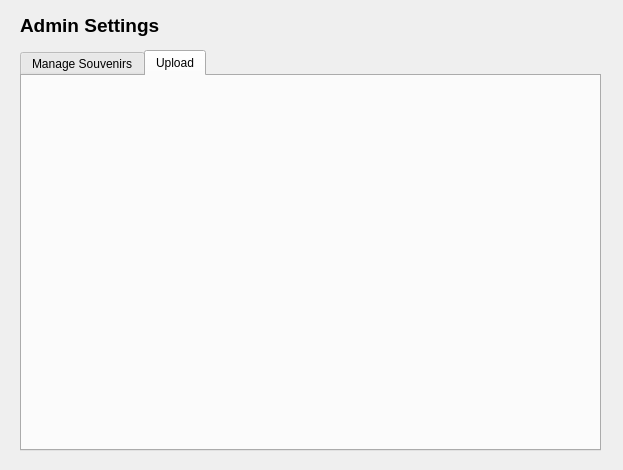
Before: the Qt Designer form CollegeTouring/admin.ui in belalzahran/CS_Project2_TheApplicants, drawn with Qt 5.
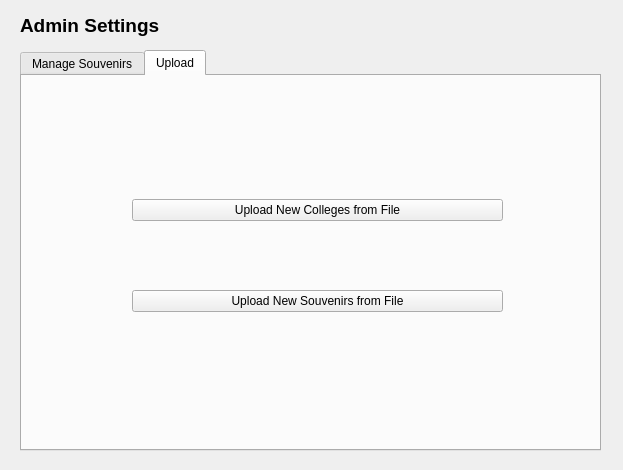
After: the same form once the commit is applied. The open tabs and pages were chosen to show the change.

Commit message: Adding new colleges and souvenirs functional

Patch:
```diff
--- a/CollegeTouring/admin.ui
+++ b/CollegeTouring/admin.ui
@@ -223,6 +223,32 @@
     <attribute name="title">
      <string>Upload</string>
     </attribute>
+    <widget class="QWidget" name="gridLayoutWidget">
+     <property name="geometry">
+      <rect>
+       <x>110</x>
+       <y>60</y>
+       <width>371</width>
+       <height>241</height>
+      </rect>
+     </property>
+     <layout class="QGridLayout" name="gridLayout">
+      <item row="0" column="0">
+       <widget class="QPushButton" name="pushButton_addColleges">
+        <property name="text">
+         <string>Upload New Colleges from File</string>
+        </property>
+       </widget>
+      </item>
+      <item row="1" column="0">
+       <widget class="QPushButton" name="pushButton_addSouvenirs">
+        <property name="text">
+         <string>Upload New Souvenirs from File</string>
+        </property>
+       </widget>
+      </item>
+     </layout>
+    </widget>
    </widget>
   </widget>
  </widget>
```
Left out of the diff: 2 changed lines with no effect on the pictures. The commit also changes 15 other files.
